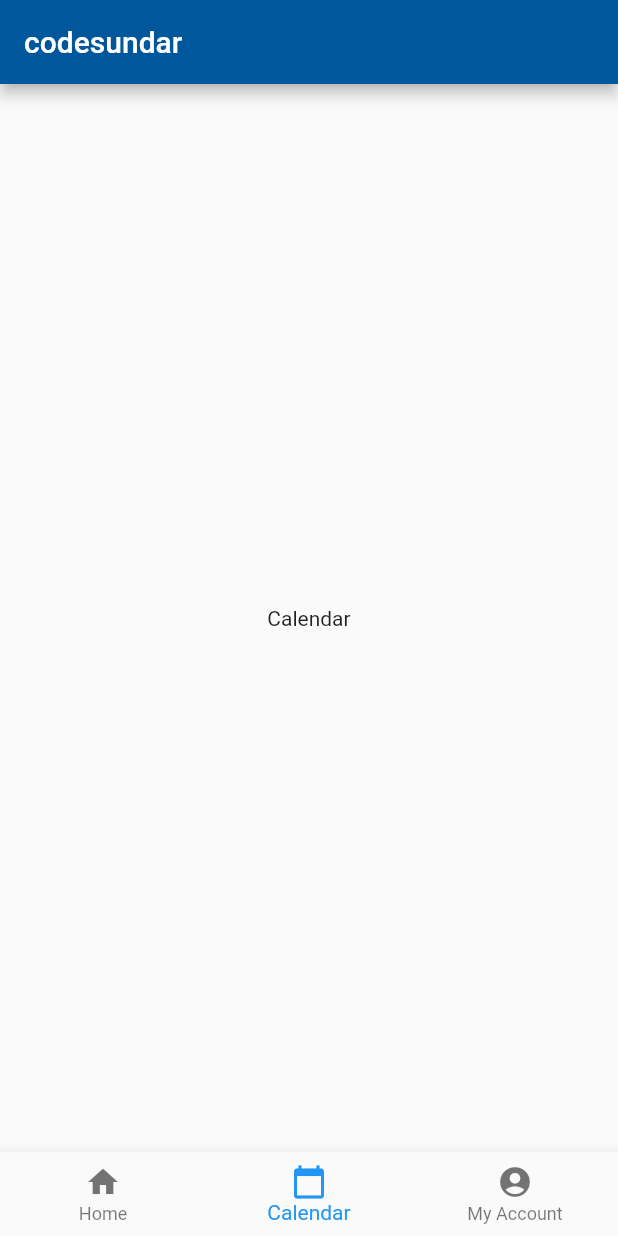
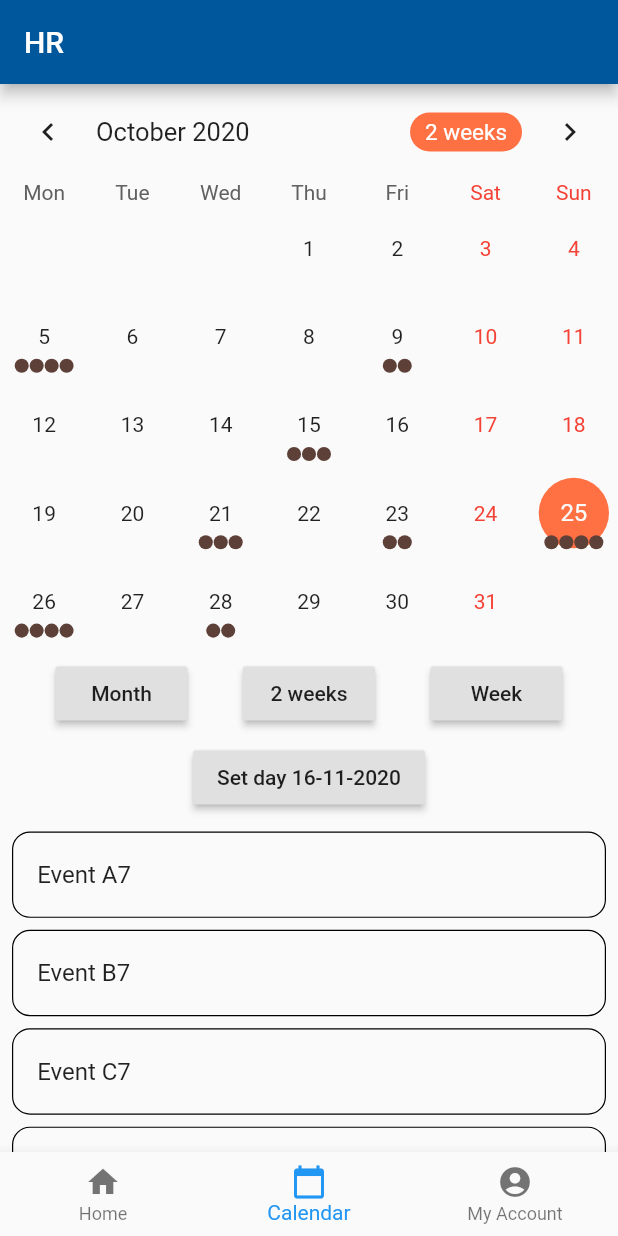
Before and after one commit to sirawat93/hr, a Flutter app: the screen it shows after launch, item 2 of the bottom bar chosen, on a phone screen of 412 x 824 dp. Run offline on Flutter 3.47's test engine with Material 2 defaults, Android fonts, the phone set to English and light mode, and no system bars; drawn by our look-alikes of table_calendar.

Commit message:
Add calendar

```diff
--- /dev/null
+++ b/lib/calendar.dart
@@ -0,0 +1,310 @@
+import 'package:flutter/material.dart';
+import 'package:intl/date_symbol_data_local.dart';
+import 'package:table_calendar/table_calendar.dart';
+
+final Map<DateTime, List> _holidays = {
+  DateTime(2020, 1, 1): ['New Year\'s Day'],
+  DateTime(2020, 1, 6): ['Epiphany'],
+  DateTime(2020, 2, 14): ['Valentine\'s Day'],
+  DateTime(2020, 4, 21): ['Easter Sunday'],
+  DateTime(2020, 4, 22): ['Easter Monday'],
+};
+
+class Calendar extends StatefulWidget {
+  @override
+  _CalendarState createState() => _CalendarState();
+}
+
+class _CalendarState extends State<Calendar> with TickerProviderStateMixin {
+  Map<DateTime, List> _events;
+  List _selectedEvents;
+  AnimationController _animationController;
+  CalendarController _calendarController;
+
+  @override
+  void initState() {
+    super.initState();
+    final _selectedDay = DateTime.now();
+
+    _events = {
+      _selectedDay.subtract(Duration(days: 30)): ['Event A0', 'Event B0', 'Event C0'],
+      _selectedDay.subtract(Duration(days: 27)): ['Event A1'],
+      _selectedDay.subtract(Duration(days: 20)): ['Event A2', 'Event B2', 'Event C2', 'Event D2'],
+      _selectedDay.subtract(Duration(days: 16)): ['Event A3', 'Event B3'],
+      _selectedDay.subtract(Duration(days: 10)): ['Event A4', 'Event B4', 'Event C4'],
+      _selectedDay.subtract(Duration(days: 4)): ['Event A5', 'Event B5', 'Event C5'],
+      _selectedDay.subtract(Duration(days: 2)): ['Event A6', 'Event B6'],
+      _selectedDay: ['Event A7', 'Event B7', 'Event C7', 'Event D7'],
+      _selectedDay.add(Duration(days: 1)): ['Event A8', 'Event B8', 'Event C8', 'Event D8'],
+      _selectedDay.add(Duration(days: 3)): Set.from(['Event A9', 'Event A9', 'Event B9']).toList(),
+      _selectedDay.add(Duration(days: 7)): ['Event A10', 'Event B10', 'Event C10'],
+      _selectedDay.add(Duration(days: 11)): ['Event A11', 'Event B11'],
+      _selectedDay.add(Duration(days: 17)): ['Event A12', 'Event B12', 'Event C12', 'Event D12'],
+      _selectedDay.add(Duration(days: 22)): ['Event A13', 'Event B13'],
+      _selectedDay.add(Duration(days: 26)): ['Event A14', 'Event B14', 'Event C14'],
+    };
+
+    _selectedEvents = _events[_selectedDay] ?? [];
+    _calendarController = CalendarController();
+
+    _animationController = AnimationController(
+      vsync: this,
+      duration: const Duration(milliseconds: 400),
+    );
+
+    _animationController.forward();
+  }
+
+  @override
+  void dispose() {
+    _animationController.dispose();
+    _calendarController.dispose();
+    super.dispose();
+  }
+
+  void _onDaySelected(DateTime day, List events, List holidays) {
+    print('CALLBACK: _onDaySelected');
+    setState(() {
+      _selectedEvents = events;
+    });
+  }
+
+  void _onVisibleDaysChanged(DateTime first, DateTime last, CalendarFormat format) {
+    print('CALLBACK: _onVisibleDaysChanged');
+  }
+
+  void _onCalendarCreated(DateTime first, DateTime last, CalendarFormat format) {
+    print('CALLBACK: _onCalendarCreated');
+  }
+
+  @override
+  Widget build(BuildContext context) {
+    return Column(
+      mainAxisSize: MainAxisSize.max,
+      children: <Widget>[
+        // Switch out 2 lines below to play with TableCalendar's settings
+        //-----------------------
+        _buildTableCalendar(),
+        // _buildTableCalendarWithBuilders(),
+        const SizedBox(height: 8.0),
+        _buildButtons(),
+        const SizedBox(height: 8.0),
+        Expanded(child: _buildEventList()),
+      ],
+    );
+  }
+
+  // Simple TableCalendar configuration (using Styles)
+  Widget _buildTableCalendar() {
+    return TableCalendar(
+      calendarController: _calendarController,
+      events: _events,
+      holidays: _holidays,
+      startingDayOfWeek: StartingDayOfWeek.monday,
+      calendarStyle: CalendarStyle(
+        selectedColor: Colors.deepOrange[400],
+        todayColor: Colors.deepOrange[200],
+        markersColor: Colors.brown[700],
+        outsideDaysVisible: false,
+      ),
+      headerStyle: HeaderStyle(
+        formatButtonTextStyle: TextStyle().copyWith(color: Colors.white, fontSize: 15.0),
+        formatButtonDecoration: BoxDecoration(
+          color: Colors.deepOrange[400],
+          borderRadius: BorderRadius.circular(16.0),
+        ),
+      ),
+      onDaySelected: _onDaySelected,
+      onVisibleDaysChanged: _onVisibleDaysChanged,
+      onCalendarCreated: _onCalendarCreated,
+    );
+  }
+
+  // More advanced TableCalendar configuration (using Builders & Styles)
+  Widget _buildTableCalendarWithBuilders() {
+    return TableCalendar(
+      locale: 'pl_PL',
+      calendarController: _calendarController,
+      events: _events,
+      holidays: _holidays,
+      initialCalendarFormat: CalendarFormat.month,
+      formatAnimation: FormatAnimation.slide,
+      startingDayOfWeek: StartingDayOfWeek.sunday,
+      availableGestures: AvailableGestures.all,
+      availableCalendarFormats: const {
+        CalendarFormat.month: '',
+        CalendarFormat.week: '',
+      },
+      calendarStyle: CalendarStyle(
+        outsideDaysVisible: false,
+        weekendStyle: TextStyle().copyWith(color: Colors.blue[800]),
+        holidayStyle: TextStyle().copyWith(color: Colors.blue[800]),
+      ),
+      daysOfWeekStyle: DaysOfWeekStyle(
+        weekendStyle: TextStyle().copyWith(color: Colors.blue[600]),
+      ),
+      headerStyle: HeaderStyle(
+        centerHeaderTitle: true,
+        formatButtonVisible: false,
+      ),
+      builders: CalendarBuilders(
+        selectedDayBuilder: (context, date, _) {
+          return FadeTransition(
+            opacity: Tween(begin: 0.0, end: 1.0).animate(_animationController),
+            child: Container(
+              margin: const EdgeInsets.all(4.0),
+              padding: const EdgeInsets.only(top: 5.0, left: 6.0),
+              color: Colors.deepOrange[300],
+              width: 100,
+              height: 100,
+              child: Text(
+                '${date.day}',
+                style: TextStyle().copyWith(fontSize: 16.0),
+              ),
+            ),
+          );
+        },
+        todayDayBuilder: (context, date, _) {
+          return Container(
+            margin: const EdgeInsets.all(4.0),
+            padding: const EdgeInsets.only(top: 5.0, left: 6.0),
+            color: Colors.amber[400],
+            width: 100,
+            height: 100,
+            child: Text(
+              '${date.day}',
+              style: TextStyle().copyWith(fontSize: 16.0),
+            ),
+          );
+        },
+        markersBuilder: (context, date, events, holidays) {
+          final children = <Widget>[];
+
+          if (events.isNotEmpty) {
+            children.add(
+              Positioned(
+                right: 1,
+                bottom: 1,
+                child: _buildEventsMarker(date, events),
+              ),
+            );
+          }
+
+          if (holidays.isNotEmpty) {
+            children.add(
+              Positioned(
+                right: -2,
+                top: -2,
+                child: _buildHolidaysMarker(),
+              ),
+            );
+          }
+
+          return children;
+        },
+      ),
+      onDaySelected: (date, events, holidays) {
+        _onDaySelected(date, events, holidays);
+        _animationController.forward(from: 0.0);
+      },
+      onVisibleDaysChanged: _onVisibleDaysChanged,
+      onCalendarCreated: _onCalendarCreated,
+    );
+  }
+
+  Widget _buildEventsMarker(DateTime date, List events) {
+    return AnimatedContainer(
+      duration: const Duration(milliseconds: 300),
+      decoration: BoxDecoration(
+        shape: BoxShape.rectangle,
+        color: _calendarController.isSelected(date) ? Colors.brown[500] : _calendarController.isToday(date) ? Colors.brown[300] : Colors.blue[400],
+      ),
+      width: 16.0,
+      height: 16.0,
+      child: Center(
+        child: Text(
+          '${events.length}',
+          style: TextStyle().copyWith(
+            color: Colors.white,
+            fontSize: 12.0,
+          ),
+        ),
+      ),
+    );
+  }
+
+  Widget _buildHolidaysMarker() {
+    return Icon(
+      Icons.add_box,
+      size: 20.0,
+      color: Colors.blueGrey[800],
+    );
+  }
+
+  Widget _buildButtons() {
+    final dateTime = _events.keys.elementAt(_events.length - 2);
+
+    return Column(
+      children: <Widget>[
+        Row(
+          mainAxisSize: MainAxisSize.max,
+          mainAxisAlignment: MainAxisAlignment.spaceEvenly,
+          children: <Widget>[
+            RaisedButton(
+              child: Text('Month'),
+              onPressed: () {
+                setState(() {
+                  _calendarController.setCalendarFormat(CalendarFormat.month);
+                });
+              },
+            ),
+            RaisedButton(
+              child: Text('2 weeks'),
+              onPressed: () {
+                setState(() {
+                  _calendarController.setCalendarFormat(CalendarFormat.twoWeeks);
+                });
+              },
+            ),
+            RaisedButton(
+              child: Text('Week'),
+              onPressed: () {
+                setState(() {
+                  _calendarController.setCalendarFormat(CalendarFormat.week);
+                });
+              },
+            ),
+          ],
+        ),
+        const SizedBox(height: 8.0),
+        RaisedButton(
+          child: Text('Set day ${dateTime.day}-${dateTime.month}-${dateTime.year}'),
+          onPressed: () {
+            _calendarController.setSelectedDay(
+              DateTime(dateTime.year, dateTime.month, dateTime.day),
+              runCallback: true,
+            );
+          },
+        ),
+      ],
+    );
+  }
+
+  Widget _buildEventList() {
+    return ListView(
+      children: _selectedEvents
+          .map((event) => Container(
+                decoration: BoxDecoration(
+                  border: Border.all(width: 0.8),
+                  borderRadius: BorderRadius.circular(12.0),
+                ),
+                margin: const EdgeInsets.symmetric(horizontal: 8.0, vertical: 4.0),
+                child: ListTile(
+                  title: Text(event.toString()),
+                  onTap: () => print('$event tapped!'),
+                ),
+              ))
+          .toList(),
+    );
+  }
+}
--- a/lib/main.dart
+++ b/lib/main.dart
@@ -1,4 +1,5 @@
 import 'package:flutter/material.dart';
+import 'package:hr/calendar.dart';
 
 void main() => runApp(MaterialApp(home: HrApp()));
 
@@ -12,7 +13,7 @@ class _HrAppState extends State<HrApp> {
 
   List _pages = [
     Text("Home"),
-    Text("Calendar"),
+    Calendar(),
     Text("Account"),
   ];
 
@@ -25,7 +26,7 @@ class _HrAppState extends State<HrApp> {
   @override
   Widget build(BuildContext context) {
     return Scaffold(
-      appBar: AppBar(title: Text("codesundar"), backgroundColor: Colors.lightBlue[900]),
+      appBar: AppBar(title: Text("HR"), backgroundColor: Colors.lightBlue[900]),
       body: Center(child: _pages[_selectedTabIndex]),
       bottomNavigationBar: BottomNavigationBar(
         currentIndex: _selectedTabIndex,
--- a/pubspec.yaml
+++ b/pubspec.yaml
@@ -3,7 +3,7 @@ description: A new Flutter project.
 
 # The following line prevents the package from being accidentally published to
 # pub.dev using `pub publish`. This is preferred for private packages.
-publish_to: 'none' # Remove this line if you wish to publish to pub.dev
+publish_to: "none" # Remove this line if you wish to publish to pub.dev
 
 # The following defines the version and build number for your application.
 # A version number is three numbers separated by dots, like 1.2.43
@@ -24,10 +24,10 @@ dependencies:
   flutter:
     sdk: flutter
 
-
   # The following adds the Cupertino Icons font to your application.
   # Use with the CupertinoIcons class for iOS style icons.
   cupertino_icons: ^0.1.3
+  table_calendar: ^2.3.0
 
 dev_dependencies:
   flutter_test:
@@ -38,7 +38,6 @@ dev_dependencies:
 
 # The following section is specific to Flutter.
 flutter:
-
   # The following line ensures that the Material Icons font is
   # included with your application, so that you can use the icons in
   # the material Icons class.
```
Also changed, not shown: pubspec.lock.
